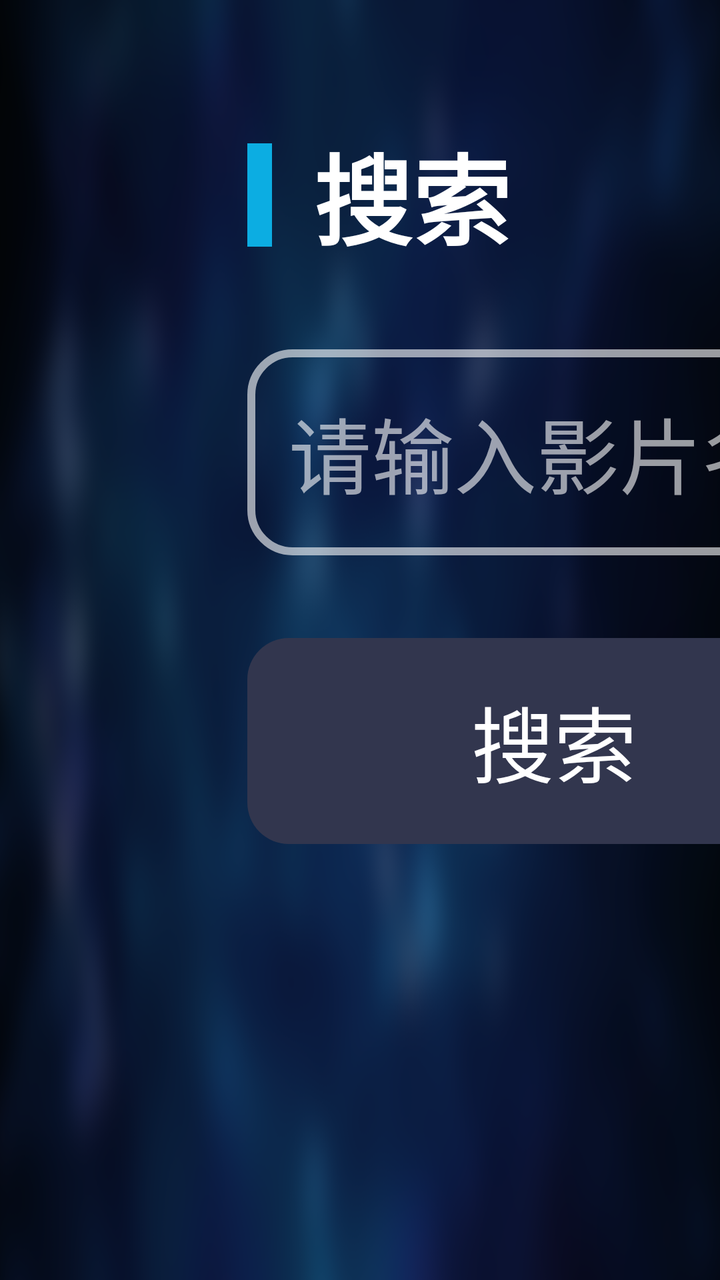
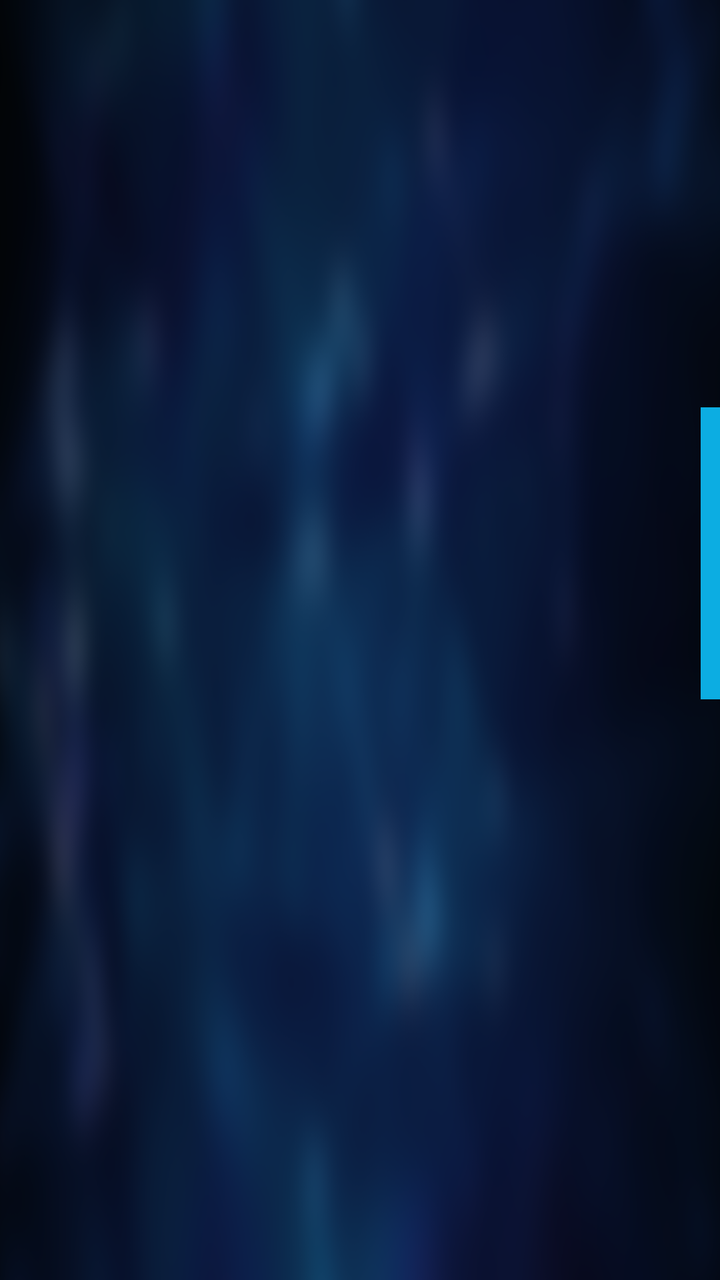

Before-and-after screenshots of an Android layout around one commit, followed by the original layout XML and the change that was made.
<!-- AndroidManifest.xml: application theme AppTheme.NoActionBar -->
<!-- res/layout/activity_search.xml -->
<?xml version="1.0" encoding="utf-8"?>
<LinearLayout xmlns:android="http://schemas.android.com/apk/res/android"
    xmlns:app="http://schemas.android.com/apk/res-auto"
    android:layout_width="match_parent"
    android:layout_height="match_parent"
    android:orientation="horizontal">

    <LinearLayout
        android:layout_width="428pt"
        android:layout_height="match_parent"
        android:orientation="vertical">

        <TextView
            android:layout_width="wrap_content"
            android:layout_height="wrap_content"
            android:layout_marginLeft="60pt"
            android:layout_marginTop="30pt"
            android:drawableLeft="@drawable/search_line"
            android:drawablePadding="10pt"
            android:gravity="center"
            android:text="搜索"
            android:textColor="@android:color/white"
            android:textSize="24pt"
            android:textStyle="bold" />

        <LinearLayout
            android:layout_width="308pt"
            android:layout_height="wrap_content"
            android:layout_marginLeft="60pt"
            android:layout_marginTop="20pt"
            android:layout_marginRight="60pt"
            android:gravity="center_vertical"
            android:orientation="vertical">

            <EditText
                android:id="@+id/etSearch"
                android:layout_width="match_parent"
                android:layout_height="50pt"
                android:background="@drawable/search"
                android:hint="请输入影片名称"
                android:inputType="text"
                android:maxLines="1"
                android:paddingLeft="10pt"
                android:paddingRight="10pt"
                android:textColor="@android:color/white"
                android:textColorHint="#99FFFFFF"
                android:textSize="20pt" />

            <LinearLayout
                android:layout_width="match_parent"
                android:layout_height="50pt"
                android:layout_marginTop="20pt"
                android:orientation="horizontal">

                <TextView
                    android:id="@+id/tvSearch"
                    android:layout_width="0pt"
                    android:layout_height="50pt"
                    android:layout_weight="1"
                    android:background="@drawable/search_focus"
                    android:focusable="true"
                    android:focusableInTouchMode="true"
                    android:gravity="center"
                    android:text="搜索"
                    android:textColor="@android:color/white"
                    android:textSize="20pt" />

                <Space
                    android:layout_width="10pt"
                    android:layout_height="wrap_content" />

                <TextView
                    android:id="@+id/tvClear"
                    android:layout_width="0pt"
                    android:layout_height="50pt"
                    android:layout_weight="1"
                    android:background="@drawable/search_focus"
                    android:focusable="true"
                    android:focusableInTouchMode="true"
                    android:gravity="center"
                    android:text="清空"
                    android:textColor="@android:color/white"
                    android:textSize="20pt" />
            </LinearLayout>
        </LinearLayout>

        <TextView
            android:id="@+id/tvAddress"
            android:layout_width="300pt"
            android:layout_height="wrap_content"
            android:layout_gravity="center_horizontal"
            android:layout_marginTop="20pt"
            android:gravity="center_horizontal"
            android:lineSpacingMultiplier="1.4"
            android:textColor="@android:color/white"
            android:textSize="20pt" />

        <ImageView
            android:id="@+id/ivQRCode"
            android:layout_width="300pt"
            android:layout_height="300pt"
            android:layout_gravity="center_horizontal"
            android:layout_marginTop="20pt" />
    </LinearLayout>

    <LinearLayout
        android:id="@+id/llLayout"
        android:layout_width="match_parent"
        android:layout_height="match_parent"
        android:layout_marginLeft="20pt"
        android:layout_marginRight="60pt"
        android:orientation="vertical"
        android:paddingTop="30pt">

        <TextView
            android:id="@+id/tvName"
            android:layout_width="match_parent"
            android:layout_height="wrap_content"
            android:textColor="@android:color/white"
            android:textSize="24pt" />

        <com.owen.tvrecyclerview.widget.TvRecyclerView
            android:id="@+id/mGridView"
            android:layout_width="match_parent"
            android:layout_height="match_parent"
            android:layout_marginTop="10pt"
            android:clipChildren="false"
            android:clipToPadding="false"
            android:paddingBottom="30pt"
            android:visibility="invisible"
            app:tv_horizontalSpacingWithMargins="5pt"
            app:tv_selectedItemIsCentered="true"
            app:tv_verticalSpacingWithMargins="5pt" />
    </LinearLayout>
</LinearLayout>
<!-- resources referenced by this layout -->
<resources>
  <!-- drawable search (drawable) -->
  <?xml version="1.0" encoding="utf-8"?>
  <shape xmlns:android="http://schemas.android.com/apk/res/android">
      <corners android:radius="10pt" />
      <stroke
          android:width="2pt"
          android:color="#99FFFFFF" />
  </shape>
  <!-- drawable search_focus (drawable) -->
  <?xml version="1.0" encoding="utf-8"?>
  <selector xmlns:android="http://schemas.android.com/apk/res/android">
      <item android:state_focused="true">
          <shape>
              <corners android:radius="10pt"/>
              <solid android:color="@color/color_32364E"/>
              <stroke android:width="2pt" android:color="@android:color/white"/>
          </shape>
      </item>
      <item android:state_focused="false">
          <shape>
              <corners android:radius="10pt"/>
              <solid android:color="@color/color_32364E"/>
          </shape>
      </item>
  </selector>
  <!-- drawable search_line (drawable) -->
  <?xml version="1.0" encoding="utf-8"?>
  <shape xmlns:android="http://schemas.android.com/apk/res/android">
      <solid android:color="#0cade2" />
      <size android:width="6pt"
          android:height="25pt"/>
  </shape>
  <style name="AppTheme.NoActionBar">
          <item name="android:windowActionBar">false</item>
          <item name="android:windowNoTitle">true</item>
          <item name="windowActionBar">false</item>
          <item name="android:windowFullscreen">true</item>//全屏即无通知栏
          <item name="android:windowContentOverlay">@null</item>//是否有遮盖
          <item name="windowNoTitle">true</item>
          <item name="android:keepScreenOn">true</item>
          
          <item name="android:windowBackground">@drawable/vod_thumb</item>
      </style>
  <color name="color_32364E">#32364E</color>
  <!-- drawable vod_thumb: png bitmap (drawable-xhdpi, 198620 bytes) -->
</resources>

<!-- the commit's change to res/layout/activity_search.xml (unified diff, before → after) -->
@@ -6,56 +6,56 @@
     android:orientation="horizontal">
 
     <LinearLayout
-        android:layout_width="428pt"
+        android:layout_width="428mm"
         android:layout_height="match_parent"
         android:orientation="vertical">
 
         <TextView
             android:layout_width="wrap_content"
             android:layout_height="wrap_content"
-            android:layout_marginLeft="60pt"
-            android:layout_marginTop="30pt"
+            android:layout_marginLeft="60mm"
+            android:layout_marginTop="30mm"
             android:drawableLeft="@drawable/search_line"
-            android:drawablePadding="10pt"
+            android:drawablePadding="10mm"
             android:gravity="center"
             android:text="搜索"
             android:textColor="@android:color/white"
-            android:textSize="24pt"
+            android:textSize="24mm"
             android:textStyle="bold" />
 
         <LinearLayout
-            android:layout_width="308pt"
+            android:layout_width="308mm"
             android:layout_height="wrap_content"
-            android:layout_marginLeft="60pt"
-            android:layout_marginTop="20pt"
-            android:layout_marginRight="60pt"
+            android:layout_marginLeft="60mm"
+            android:layout_marginTop="20mm"
+            android:layout_marginRight="60mm"
             android:gravity="center_vertical"
             android:orientation="vertical">
 
             <EditText
                 android:id="@+id/etSearch"
                 android:layout_width="match_parent"
-                android:layout_height="50pt"
+                android:layout_height="50mm"
                 android:background="@drawable/search"
                 android:hint="请输入影片名称"
                 android:inputType="text"
                 android:maxLines="1"
-                android:paddingLeft="10pt"
-                android:paddingRight="10pt"
+                android:paddingLeft="10mm"
+                android:paddingRight="10mm"
                 android:textColor="@android:color/white"
                 android:textColorHint="#99FFFFFF"
-                android:textSize="20pt" />
+                android:textSize="20mm" />
 
             <LinearLayout
                 android:layout_width="match_parent"
-                android:layout_height="50pt"
-                android:layout_marginTop="20pt"
+                android:layout_height="50mm"
+                android:layout_marginTop="20mm"
                 android:orientation="horizontal">
 
                 <TextView
                     android:id="@+id/tvSearch"
-                    android:layout_width="0pt"
-                    android:layout_height="50pt"
+                    android:layout_width="0mm"
+                    android:layout_height="50mm"
                     android:layout_weight="1"
                     android:background="@drawable/search_focus"
                     android:focusable="true"
@@ -63,16 +63,16 @@
                     android:gravity="center"
                     android:text="搜索"
                     android:textColor="@android:color/white"
-                    android:textSize="20pt" />
+                    android:textSize="20mm" />
 
                 <Space
-                    android:layout_width="10pt"
+                    android:layout_width="10mm"
                     android:layout_height="wrap_content" />
 
                 <TextView
                     android:id="@+id/tvClear"
-                    android:layout_width="0pt"
-                    android:layout_height="50pt"
+                    android:layout_width="0mm"
+                    android:layout_height="50mm"
                     android:layout_weight="1"
                     android:background="@drawable/search_focus"
                     android:focusable="true"
@@ -80,56 +80,56 @@
                     android:gravity="center"
                     android:text="清空"
                     android:textColor="@android:color/white"
-                    android:textSize="20pt" />
+                    android:textSize="20mm" />
             </LinearLayout>
         </LinearLayout>
 
         <TextView
             android:id="@+id/tvAddress"
-            android:layout_width="300pt"
+            android:layout_width="300mm"
             android:layout_height="wrap_content"
             android:layout_gravity="center_horizontal"
-            android:layout_marginTop="20pt"
+            android:layout_marginTop="20mm"
             android:gravity="center_horizontal"
             android:lineSpacingMultiplier="1.4"
             android:textColor="@android:color/white"
-            android:textSize="20pt" />
+            android:textSize="20mm" />
 
         <ImageView
             android:id="@+id/ivQRCode"
-            android:layout_width="300pt"
-            android:layout_height="300pt"
+            android:layout_width="300mm"
+            android:layout_height="300mm"
             android:layout_gravity="center_horizontal"
-            android:layout_marginTop="20pt" />
+            android:layout_marginTop="20mm" />
     </LinearLayout>
 
     <LinearLayout
         android:id="@+id/llLayout"
         android:layout_width="match_parent"
         android:layout_height="match_parent"
-        android:layout_marginLeft="20pt"
-        android:layout_marginRight="60pt"
+        android:layout_marginLeft="20mm"
+        android:layout_marginRight="60mm"
         android:orientation="vertical"
-        android:paddingTop="30pt">
+        android:paddingTop="30mm">
 
         <TextView
             android:id="@+id/tvName"
             android:layout_width="match_parent"
             android:layout_height="wrap_content"
             android:textColor="@android:color/white"
-            android:textSize="24pt" />
+            android:textSize="24mm" />
 
         <com.owen.tvrecyclerview.widget.TvRecyclerView
             android:id="@+id/mGridView"
             android:layout_width="match_parent"
             android:layout_height="match_parent"
-            android:layout_marginTop="10pt"
+            android:layout_marginTop="10mm"
             android:clipChildren="false"
             android:clipToPadding="false"
-            android:paddingBottom="30pt"
+            android:paddingBottom="30mm"
             android:visibility="invisible"
-            app:tv_horizontalSpacingWithMargins="5pt"
+            app:tv_horizontalSpacingWithMargins="5mm"
             app:tv_selectedItemIsCentered="true"
-            app:tv_verticalSpacingWithMargins="5pt" />
+            app:tv_verticalSpacingWithMargins="5mm" />
     </LinearLayout>
 </LinearLayout>
<!-- resource entries referenced after the edit -->
@@ -3,9 +3,9 @@
   <!-- drawable search (drawable) -->
   <?xml version="1.0" encoding="utf-8"?>
   <shape xmlns:android="http://schemas.android.com/apk/res/android">
-      <corners android:radius="10pt" />
+      <corners android:radius="10mm" />
       <stroke
-          android:width="2pt"
+          android:width="2mm"
           android:color="#99FFFFFF" />
   </shape>
   <!-- drawable search_focus (drawable) -->
@@ -13,14 +13,14 @@
   <selector xmlns:android="http://schemas.android.com/apk/res/android">
       <item android:state_focused="true">
           <shape>
-              <corners android:radius="10pt"/>
+              <corners android:radius="10mm"/>
               <solid android:color="@color/color_32364E"/>
-              <stroke android:width="2pt" android:color="@android:color/white"/>
+              <stroke android:width="2mm" android:color="@android:color/white"/>
           </shape>
       </item>
       <item android:state_focused="false">
           <shape>
-              <corners android:radius="10pt"/>
+              <corners android:radius="10mm"/>
               <solid android:color="@color/color_32364E"/>
           </shape>
       </item>
@@ -29,8 +29,8 @@
   <?xml version="1.0" encoding="utf-8"?>
   <shape xmlns:android="http://schemas.android.com/apk/res/android">
       <solid android:color="#0cade2" />
-      <size android:width="6pt"
-          android:height="25pt"/>
+      <size android:width="6mm"
+          android:height="25mm"/>
   </shape>
   <style name="AppTheme.NoActionBar">
           <item name="android:windowActionBar">false</item>
